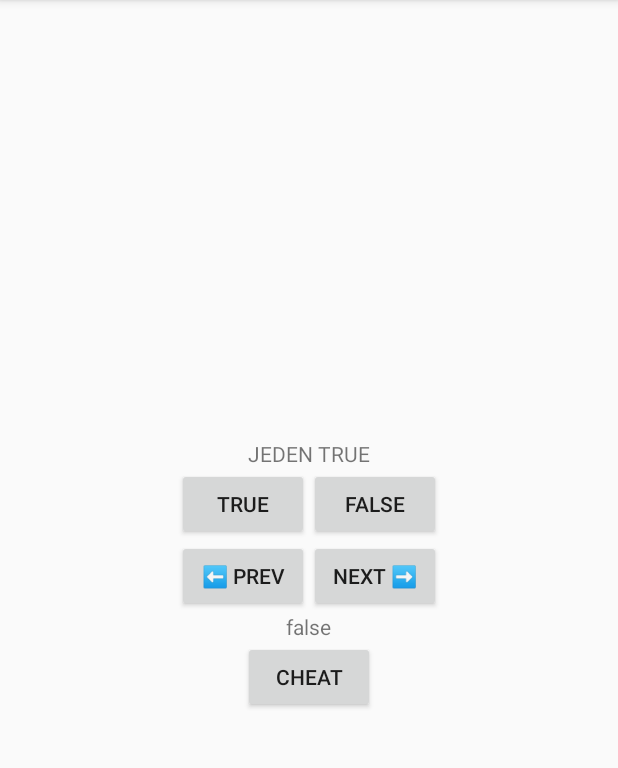
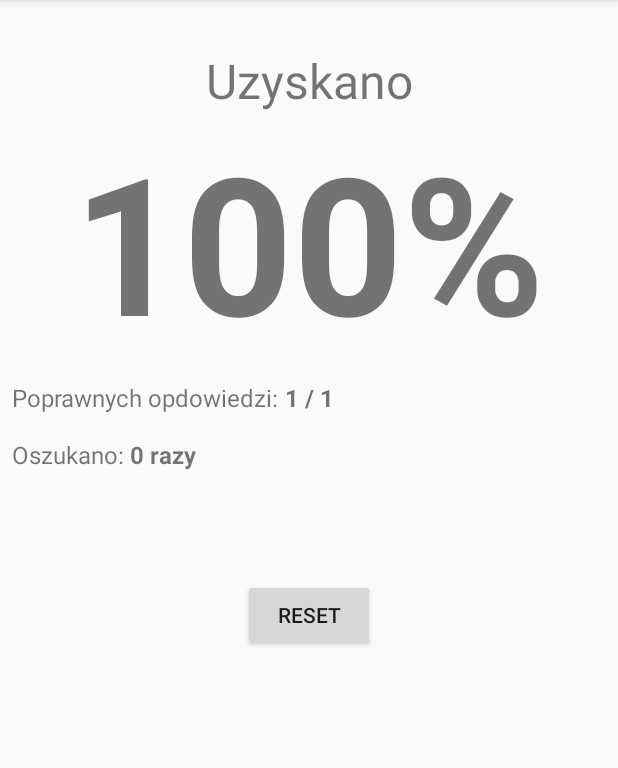
Before and after one commit to Cooookiez/UWr-Programowanie-Urzadzen-Mobilnych, an Android app: the screen it shows after launch (MainActivity before the commit, QuizResult after it), after a tap on "TRUE", on a phone screen of 412 x 824 dp, the part 84-852 px from its top. Run offline under Robolectric (Android 15) with nearby library versions, the light colour scheme and no system bars.

Commit message:
Zad_02_06 – result screen

```diff
--- a/Listy/Zad_02_06_PhysicsQuizExtended/app/src/main/AndroidManifest.xml
+++ b/Listy/Zad_02_06_PhysicsQuizExtended/app/src/main/AndroidManifest.xml
@@ -9,7 +9,8 @@
         android:roundIcon="@mipmap/ic_launcher_round"
         android:supportsRtl="true"
         android:theme="@style/Theme.AppCompat.Light">
-        <activity android:name=".Cheater"></activity>
+        <activity android:name=".QuizResult"></activity>
+        <activity android:name=".Cheater" />
         <activity android:name=".MainActivity">
             <intent-filter>
                 <action android:name="android.intent.action.MAIN" />
--- a/Listy/Zad_02_06_PhysicsQuizExtended/app/src/main/java/com/example/zad_02_06_physicsquizextended/MainActivity.kt
+++ b/Listy/Zad_02_06_PhysicsQuizExtended/app/src/main/java/com/example/zad_02_06_physicsquizextended/MainActivity.kt
@@ -4,6 +4,7 @@ import android.content.Intent
 import androidx.appcompat.app.AppCompatActivity
 import android.os.Bundle
 import android.util.Log
+import android.view.View
 import kotlinx.android.synthetic.main.activity_main.*
 
 class MainActivity : AppCompatActivity() {
@@ -15,10 +16,10 @@ class MainActivity : AppCompatActivity() {
 
     private val questionBank = listOf(
         Question("JEDEN TRUE", true),
-        Question("DWA FALSE", false),
-        Question("CZY FALSE", false),
-        Question("CZTERY TRUE", true),
-        Question("PIĘĆ FALSE", false),
+//        Question("DWA FALSE", false),
+//        Question("CZY FALSE", false),
+//        Question("CZTERY TRUE", true),
+//        Question("PIĘĆ FALSE", false),
     )
 
     private var curIndex: Int = 0
@@ -34,7 +35,7 @@ class MainActivity : AppCompatActivity() {
         btnOdpFalse.setOnClickListener { checkAnswer(false) }
 
         btnCheat.setOnClickListener {
-            var intent: Intent = Intent(this, Cheater::class.java)
+            val intent: Intent = Intent(this, Cheater::class.java)
             intent.putExtra(EXTRA_QUESTION, questionBank[curIndex])
             startActivityForResult(intent, CHEATED_ANSWER)
         }
@@ -57,11 +58,50 @@ class MainActivity : AppCompatActivity() {
     private fun checkAnswer(usrAns: Boolean) {
         val correctAns = questionBank[curIndex].getAnswer()
         questionBank[curIndex].setAnswered(true)
+        if (usrAns == questionBank[curIndex].getAnswer()) {
+            questionBank[curIndex].setCorrectAnswer(true)
+        }
+        updateQuestion()
     }
 
     private fun updateQuestion() {
         questionTextShow.text = questionBank[curIndex].getText()
-        questionCurMaxNumber.text = questionBank[curIndex].getCheated().toString()
+        questionCurMaxNumber.text = (curIndex+1).toString() + " / " + questionBank.size.toString()
+
+        // buttons visibility
+        if (questionBank[curIndex].getAnswered()!!) {
+            btnOdpFalse.visibility = View.INVISIBLE
+            btnOdpTrue.visibility = View.INVISIBLE
+        } else {
+            btnOdpFalse.visibility = View.VISIBLE
+            btnOdpTrue.visibility = View.VISIBLE
+        }
+
+        if (isEveryQuestionAnswered()) {
+            showQuizResult()
+        }
+    }
+
+    private fun isEveryQuestionAnswered(): Boolean {
+        var everyQuestionAnswered = true
+
+        for(i in questionBank.indices) {
+            if (!questionBank[i].getAnswered()!!) {
+                everyQuestionAnswered = false
+                break
+            }
+        }
+
+        return everyQuestionAnswered
+    }
+
+    private fun showQuizResult() {
+        val intent: Intent = Intent(this, QuizResult::class.java)
+        intent.putExtra("numberOfQuestions", questionBank.size)
+        for (i in questionBank.indices){
+            intent.putExtra("questionBank_$i", questionBank[i])
+        }
+        startActivity(intent)
     }
 
     override fun onActivityResult(requestCode: Int, resultCode: Int, data: Intent?) {
--- a/Listy/Zad_02_06_PhysicsQuizExtended/app/src/main/java/com/example/zad_02_06_physicsquizextended/Question.kt
+++ b/Listy/Zad_02_06_PhysicsQuizExtended/app/src/main/java/com/example/zad_02_06_physicsquizextended/Question.kt
@@ -3,26 +3,35 @@ package com.example.zad_02_06_physicsquizextended
 import android.os.Parcel
 import android.os.Parcelable
 
-data class Question(private var text: String?, private var answer: Boolean?, private var answered: Boolean? = false, private var cheated: Boolean? = false) : Parcelable {
+data class Question(private var text: String?,
+                    private var answer: Boolean?,
+                    private var answered: Boolean? = false,
+                    private var correctAns: Boolean? = false,
+                    private var cheated: Boolean? = false
+) : Parcelable {
     constructor(parcel: Parcel) : this(
         text = parcel.readString(),
         answer = parcel.readValue(Boolean::class.java.classLoader) as? Boolean,
         answered = parcel.readValue(Boolean::class.java.classLoader) as? Boolean,
+        correctAns = parcel.readValue(Boolean::class.java.classLoader) as? Boolean,
         cheated = parcel.readValue(Boolean::class.java.classLoader) as? Boolean
     )
 
     fun getText(): String? { return text }
     fun getAnswer(): Boolean? { return answer }
     fun getAnswered(): Boolean? { return answered }
+    fun getCorrectAns(): Boolean? { return correctAns }
     fun getCheated(): Boolean? { return cheated }
 
     fun setAnswered(answered: Boolean) { this.answered = answered }
     fun setCheated(cheated: Boolean) { this.cheated = cheated }
+    fun setCorrectAnswer(correctAns: Boolean) {this.correctAns = correctAns}
 
     override fun writeToParcel(parcel: Parcel, flags: Int) {
         parcel.writeString(text)
         parcel.writeValue(answer)
         parcel.writeValue(answered)
+        parcel.writeValue(correctAns)
         parcel.writeValue(cheated)
     }
 
--- /dev/null
+++ b/Listy/Zad_02_06_PhysicsQuizExtended/app/src/main/java/com/example/zad_02_06_physicsquizextended/QuizResult.kt
@@ -0,0 +1,62 @@
+package com.example.zad_02_06_physicsquizextended
+
+import android.app.AlarmManager
+import android.app.PendingIntent
+import android.content.Intent
+import android.os.Bundle
+import androidx.appcompat.app.AppCompatActivity
+import kotlinx.android.synthetic.main.activity_quiz_result.*
+import java.lang.Math.round
+
+
+class QuizResult : AppCompatActivity() {
+
+    private var numberOfQuestion = 0
+    private var questionBank = arrayListOf<Question>()
+
+    override fun onCreate(savedInstanceState: Bundle?) {
+
+        super.onCreate(savedInstanceState)
+        setContentView(R.layout.activity_quiz_result)
+
+        numberOfQuestion = intent.getIntExtra("numberOfQuestions", 0)
+        for (i in 0 until numberOfQuestion) {
+            questionBank.add(intent.getParcelableExtra("questionBank_$i")!!)
+        }
+
+        countResult()
+
+        btnReset.setOnClickListener {
+            System.exit(0)
+        }
+
+    }
+
+    private fun countResult() {
+
+        var numberOfQuestions = 0
+        var numberOCorrectQuestions = 0
+        var numberOfCheatedQuestions = 0
+
+        for (i in 0 until questionBank.size) {
+            numberOfQuestions++
+            if (questionBank[i].getCorrectAns()!!) { numberOCorrectQuestions++ }
+            if (questionBank[i].getCheated()!!) { numberOfCheatedQuestions++ }
+        }
+
+        var percent = round((numberOCorrectQuestions / numberOfQuestions * 100).toDouble()).toInt()
+        var subPercent = 15 * numberOfCheatedQuestions
+        if (subPercent >= 100) {
+            subPercent = 100
+        }
+        percent -= subPercent
+
+        result.text = "$percent%"
+        numberOfCorrectAnswers.text = "$numberOCorrectQuestions / $numberOfQuestions"
+        numberOfCheatedAnswers.text = "$numberOfCheatedQuestions razy"
+    }
+
+    override fun onBackPressed() {
+//        super.onBackPressed()
+    }
+}
--- a/Listy/Zad_02_06_PhysicsQuizExtended/app/src/main/res/layout/activity_main.xml
+++ b/Listy/Zad_02_06_PhysicsQuizExtended/app/src/main/res/layout/activity_main.xml
@@ -57,7 +57,7 @@
         android:id="@+id/questionCurMaxNumber"
         android:layout_width="wrap_content"
         android:layout_height="wrap_content"
-        android:text="@string/questionCurMaxNumber"/>
+        android:text="@string/questionCurMaxNumber" />
 
     <Button
         android:id="@+id/btnCheat"
--- /dev/null
+++ b/Listy/Zad_02_06_PhysicsQuizExtended/app/src/main/res/layout/activity_quiz_result.xml
@@ -0,0 +1,84 @@
+<?xml version="1.0" encoding="utf-8"?>
+<LinearLayout xmlns:android="http://schemas.android.com/apk/res/android"
+    xmlns:app="http://schemas.android.com/apk/res-auto"
+    xmlns:tools="http://schemas.android.com/tools"
+    android:layout_width="match_parent"
+    android:layout_height="match_parent"
+    android:orientation="vertical"
+    android:gravity="center_horizontal"
+    tools:context=".QuizResult">
+
+    <TextView
+        android:layout_width="match_parent"
+        android:layout_height="wrap_content"
+        android:layout_marginTop="32dp"
+        android:text="Uzyskano"
+        android:textSize="32sp"
+        android:textAlignment="center"/>
+
+    <TextView
+        android:id="@+id/result"
+        android:layout_width="match_parent"
+        android:layout_height="wrap_content"
+        android:text="1%"
+        android:textStyle="bold"
+        android:textSize="128sp"
+        android:textAlignment="center"/>
+
+    <LinearLayout
+        android:layout_width="match_parent"
+        android:layout_height="wrap_content"
+        android:orientation="horizontal"
+        android:padding="8dp">
+
+        <TextView
+            android:layout_width="wrap_content"
+            android:layout_height="wrap_content"
+            android:text="Poprawnych opdowiedzi: "
+            android:textSize="16sp"/>
+
+        <TextView
+            android:id="@+id/numberOfCorrectAnswers"
+            android:layout_width="wrap_content"
+            android:layout_height="wrap_content"
+            android:text="11/22"
+            android:textStyle="bold"
+            android:textSize="16sp"/>
+
+    </LinearLayout>
+
+    <LinearLayout
+        android:layout_width="match_parent"
+        android:layout_height="wrap_content"
+        android:orientation="horizontal"
+        android:padding="8dp">
+
+        <TextView
+            android:layout_width="wrap_content"
+            android:layout_height="wrap_content"
+            android:text="Oszukano: "
+            android:textSize="16sp"/>
+
+        <TextView
+            android:id="@+id/numberOfCheatedAnswers"
+            android:layout_width="wrap_content"
+            android:layout_height="wrap_content"
+            android:text="11 razy"
+            android:textStyle="bold"
+            android:textSize="16sp"/>
+
+    </LinearLayout>
+
+<!--    <TextView-->
+<!--        android:layout_width="wrap_content"-->
+<!--        android:layout_height="0dp"-->
+<!--        android:layout_weight="1"/>-->
+
+    <Button
+        android:id="@+id/btnReset"
+        android:layout_width="wrap_content"
+        android:layout_height="wrap_content"
+        android:layout_marginTop="64dp"
+        android:text="Reset"/>
+
+</LinearLayout>
```
